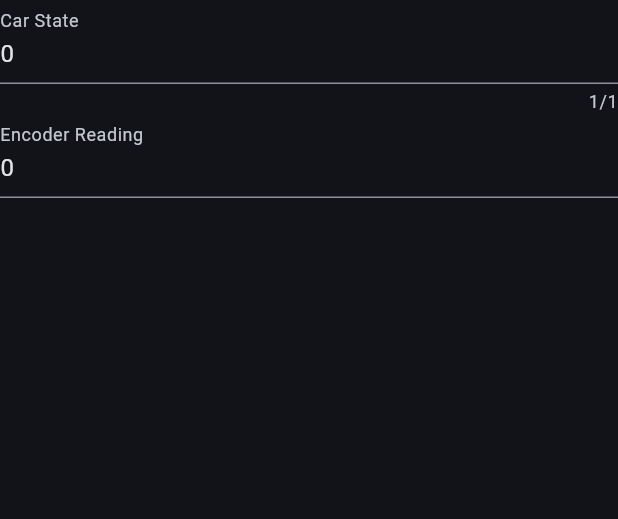
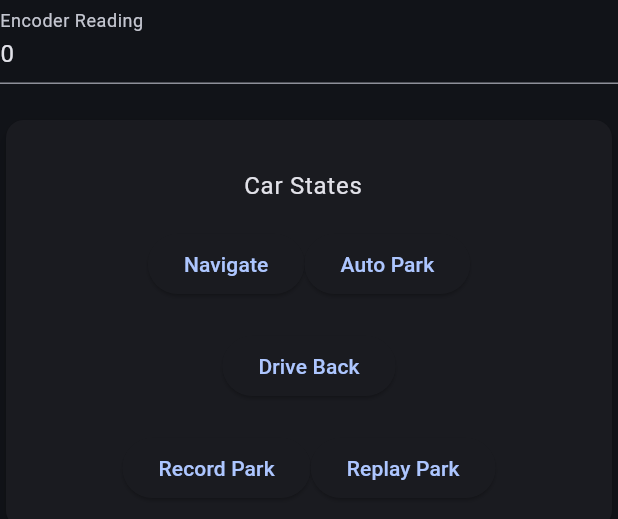
Before and after one commit to KhaledBasiony/vehigle_app, a Flutter app: the _ReadingsSetter widget shown alone on an empty page, opened directly, on a phone screen of 412 x 824 dp. Shown: the top 519 px of the screen. Run offline on Flutter 3.47's test engine with Material 3 defaults, Android fonts, the light colour scheme and no system bars; our stand-ins replace flutter_riverpod, hive; missing offline and left inert: network_info_plus, wifi_info_plugin_plus; accounts and stored records are empty.

Commit message:
use buttons to set car state

```diff
--- a/lib/common/db.dart
+++ b/lib/common/db.dart
@@ -57,3 +57,8 @@ const textScaleFactor = 'TextScaleFactor';
 const cForwardButton = 'ForwardButtonCommand';
 const cBackwardsButton = 'BackwardsButtonCommand';
 const cBrakesButton = 'BrakesButtonCommand';
+const cNavigateButton = 'NavigateButtonCommand';
+const cParkButton = 'ParkButtonCommand';
+const cDriveBackButton = 'DriveBackButtonCommand';
+const cRecordButton = 'RecordButtonCommand';
+const cReplayButton = 'ReplayButtonCommand';
--- a/lib/common/shortcuts/intents.dart
+++ b/lib/common/shortcuts/intents.dart
@@ -19,3 +19,23 @@ class TurnRightIntent extends Intent {
 class StopIntent extends Intent {
   const StopIntent();
 }
+
+class NavigateIntent extends Intent {
+  const NavigateIntent();
+}
+
+class ParkIntent extends Intent {
+  const ParkIntent();
+}
+
+class DriveBackIntent extends Intent {
+  const DriveBackIntent();
+}
+
+class StartRecordingIntent extends Intent {
+  const StartRecordingIntent();
+}
+
+class ReplayParkIntent extends Intent {
+  const ReplayParkIntent();
+}
--- a/lib/pages/client/controls.dart
+++ b/lib/pages/client/controls.dart
@@ -96,16 +96,18 @@ class _ControlsCardState extends ConsumerState<ControlsCard> {
                   Row(
                     children: [
                       Expanded(
-                          child: _CarState(
-                        onSend: (text) => _send(text.codeUnits),
-                      )),
+                        child: _CarState(
+                          onSend: (text) => _send(text.codeUnits),
+                        ),
+                      ),
                       _MovementButtons(),
                     ],
                   ),
                   Row(
                     children: [
                       Expanded(
-                        child: TextField(
+                        child: RoundedTextField(
+                          text: 'Custom Command',
                           controller: _commandText,
                         ),
                       ),
@@ -333,15 +335,68 @@ class __ReadingsSetterState extends ConsumerState<_ReadingsSetter> {
       if (next == num.tryParse(_encoderController.text) || _encoderController.text.isEmpty) return;
       _encoderController.text = next.toString();
     });
-    final stateSetter = TextFormField(
-      decoration: const InputDecoration(labelText: 'Car State'),
-      controller: _stateController,
-      maxLength: 1,
-      inputFormatters: [FilteringTextInputFormatter.allow(RegExp(r'[012]'))],
-      onChanged: (value) {
-        if (value.isEmpty) return;
-        MockServer.instance.carState.base = int.tryParse(value) ?? 0;
-      },
+
+    final parkingStates = SingleChildScrollView(
+      scrollDirection: Axis.horizontal,
+      child: Row(
+        mainAxisAlignment: MainAxisAlignment.spaceAround,
+        children: [
+          ElevatedButton(
+            onPressed: Actions.handler(context, const NavigateIntent()) ??
+                () {
+                  MockServer.instance.carState.base = 0;
+                },
+            child: const Text('Navigate'),
+          ),
+          ElevatedButton(
+            onPressed: Actions.handler(context, const ParkIntent()) ??
+                () {
+                  MockServer.instance.carState.base = 1;
+                },
+            child: const Text('Auto Park'),
+          ),
+        ],
+      ),
+    );
+
+    final driveBack = ElevatedButton(
+      onPressed: Actions.handler(context, const DriveBackIntent()) ?? () {},
+      child: const Text('Drive Back'),
+    );
+
+    final selfParking = SingleChildScrollView(
+      scrollDirection: Axis.horizontal,
+      child: Row(
+        mainAxisAlignment: MainAxisAlignment.spaceAround,
+        children: [
+          ElevatedButton(
+            onPressed: Actions.handler(context, const StartRecordingIntent()) ?? () {},
+            child: const Text('Record Park'),
+          ),
+          ElevatedButton(
+            onPressed: Actions.handler(context, const ReplayParkIntent()) ?? () {},
+            child: const Text('Replay Park'),
+          ),
+        ],
+      ),
+    );
+
+    final stateSetter = Card(
+      elevation: 4,
+      child: Padding(
+        padding: const EdgeInsets.all(16.0),
+        child: Column(
+          children: [
+            const ListTile(title: Center(child: Text('Car States'))),
+            parkingStates,
+            Padding(
+              padding: const EdgeInsets.all(20.0),
+              child: driveBack,
+            ),
+            selfParking,
+          ],
+        ),
+      ),
     );
 
     final encoder = TextFormField(
@@ -357,8 +412,11 @@ class __ReadingsSetterState extends ConsumerState<_ReadingsSetter> {
     return Column(
       mainAxisSize: MainAxisSize.min,
       children: [
-        stateSetter,
         encoder,
+        Padding(
+          padding: const EdgeInsets.symmetric(vertical: 20.0),
+          child: stateSetter,
+        ),
       ],
     );
   }
--- a/lib/pages/settings/commands.dart
+++ b/lib/pages/settings/commands.dart
@@ -31,6 +31,31 @@ class _ButtonsCommandsEditor extends StatelessWidget {
                   title: 'Stop Button',
                   dbKey: cBrakesButton,
                   isChangedProvider: _brakesCommandChangedProvider,
+                ),
+                _ButtonCommandEntry(
+                  title: 'Navigate Button',
+                  dbKey: cNavigateButton,
+                  isChangedProvider: _navigateCommandChangedProvider,
+                ),
+                _ButtonCommandEntry(
+                  title: 'Park Button',
+                  dbKey: cParkButton,
+                  isChangedProvider: _parkCommandChangedProvider,
+                ),
+                _ButtonCommandEntry(
+                  title: 'Drive Back Button',
+                  dbKey: cDriveBackButton,
+                  isChangedProvider: _driveBackCommandChangedProvider,
+                ),
+                _ButtonCommandEntry(
+                  title: 'Record Parking Button',
+                  dbKey: cRecordButton,
+                  isChangedProvider: _recordCommandChangedProvider,
+                ),
+                _ButtonCommandEntry(
+                  title: 'Replay Park Button',
+                  dbKey: cReplayButton,
+                  isChangedProvider: _replayCommandChangedProvider,
                 ),
               ],
             ),
```
Also changed, not shown: lib/common/shortcuts/actions.dart (+55 -0 lines), lib/pages/settings/drawer.dart (+10 -0 lines).
